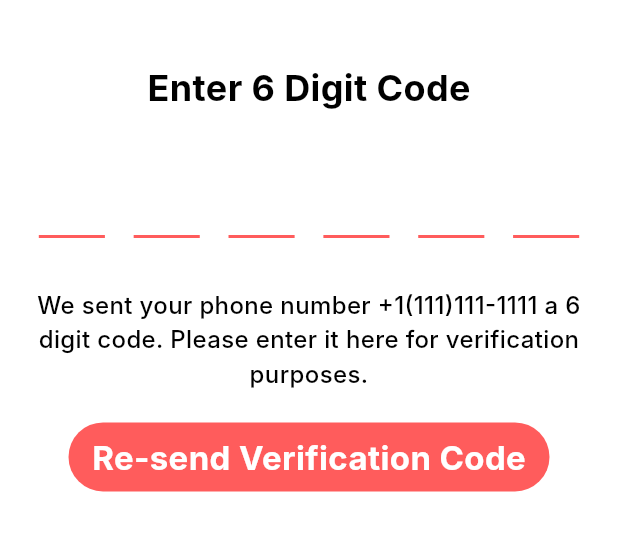
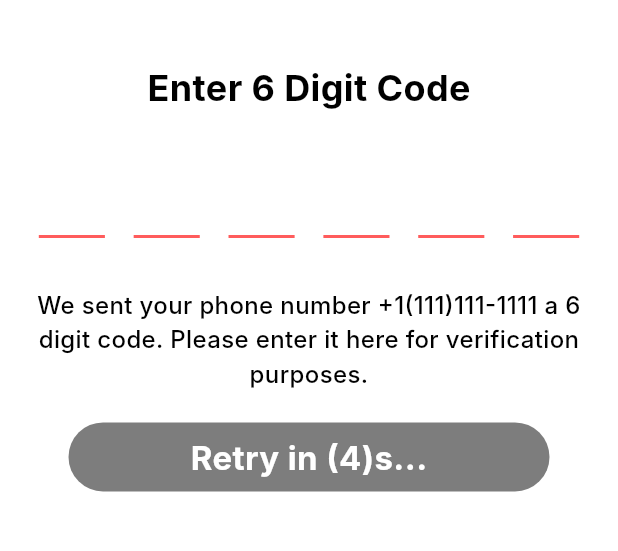
Before and after one commit to eUnity-Development/eUnity-app, a Flutter app: the VerifyPhoneNumber screen opened directly, after a tap on "Re-send Verification Code", on a phone screen of 412 x 824 dp, the part 75-626 px from its top. Run offline on Flutter 3.47's test engine with Material 3 defaults, Android fonts, the phone set to English and light mode, and no system bars; drawn by our look-alikes of flutter_otp_text_field; our stand-ins replace cookie_jar, dio, dio_cookie_manager, equatable, flutter_svg; Roboto replaces fonts that are missing (Inter); project files that could hold a hidden picture were left out.

Commit message:
Resend btn has countdown when clicked

```diff
--- a/frontend/lib/views/VerifyPhoneNumber.dart
+++ b/frontend/lib/views/VerifyPhoneNumber.dart
@@ -1,3 +1,5 @@
+import 'dart:async';
+
 import 'package:flutter/material.dart';
 import 'package:flutter_otp_text_field/flutter_otp_text_field.dart';
 import 'package:frontend/classes/DesignVariables.dart';
@@ -14,13 +16,40 @@ class VerifyPhoneNumber extends StatefulWidget {
 class _VerifyPhoneNumber extends State<VerifyPhoneNumber> {
   final TextEditingController _passwordController = TextEditingController();
 
+  bool isPressed = false;
+  int count = 0;
+  Timer? timer;
+  String phoneNumber = '+1(111)111-1111';
+
   @override
   void dispose() {
     _passwordController.dispose();
     super.dispose();
   }
 
+  void startCountdown() {
+    setState(() {
+      count = 5;
+    });
+    timer = Timer.periodic(const Duration(seconds: 1), (timer) {
+      setState(() {
+        if (count > 0) {
+          count--;
+        } else {
+          isPressed = false;
+          timer.cancel();
+        }
+      });
+    });
+  }
+
   void resend() async {
+    setState(() {
+      if (!isPressed) {
+        isPressed = true;
+        startCountdown();
+      }
+    });
     print("clicked resend");
   }
 
@@ -71,7 +100,7 @@ class _VerifyPhoneNumber extends State<VerifyPhoneNumber> {
                     context: context,
                     builder: (context){
                     return AlertDialog(
-                        title: Text("Verification Code"),
+                        title: const Text("Verification Code"),
                         content: Text('Code entered is $verificationCode'),
                     );
                     }
@@ -83,13 +112,13 @@ class _VerifyPhoneNumber extends State<VerifyPhoneNumber> {
             height: (38/932) * screenHeight,
           ),
 
-          const Padding (
-            padding: EdgeInsets.symmetric(horizontal: 21),
+          Padding (
+            padding: const EdgeInsets.symmetric(horizontal: 21),
               child: Text(
-                'We sent your phone number +1(111)111-1111 a 6 digit code. '
+                'We sent your phone number $phoneNumber a 6 digit code. '
                 'Please enter it here for verification purposes.',
                 textAlign: TextAlign.center,
-                style: TextStyle(
+                style: const TextStyle(
                   color: Colors.black,
                   fontSize: 16,
                   fontWeight: FontWeight.w500,
@@ -102,21 +131,20 @@ class _VerifyPhoneNumber extends State<VerifyPhoneNumber> {
           ),
 
           LoginSignupButton(
-            color: DesignVariables.primaryRed,
+            color: isPressed ? const Color(0xFF7D7D7D) : DesignVariables.primaryRed,
             onTap: resend,
             borderColor: Colors.transparent,
             width: (334.67/430) * screenWidth,
             height: (52/932) * screenHeight,
-            buttonContent: const Text(
-              'Re-send Verification Code',
-                style: TextStyle(
+            buttonContent: Text(
+              isPressed ? 'Retry in ($count)s...' : 'Re-send Verification Code',
+                style: const TextStyle(
                   color: Colors.white,
                   fontSize: 22,
                   fontWeight: FontWeight.w700,
                 ),
             )
-          )
-
+          ),
 
         ]
       )
--- a/frontend/pubspec.yaml
+++ b/frontend/pubspec.yaml
@@ -42,6 +42,7 @@ dependencies:
   dio_cookie_manager: ^3.1.1
   path_provider: ^2.1.3
   intl: ^0.18.1
+  flutter_otp_text_field: ^1.1.0+2
 
 dev_dependencies:
   flutter_test:
```
